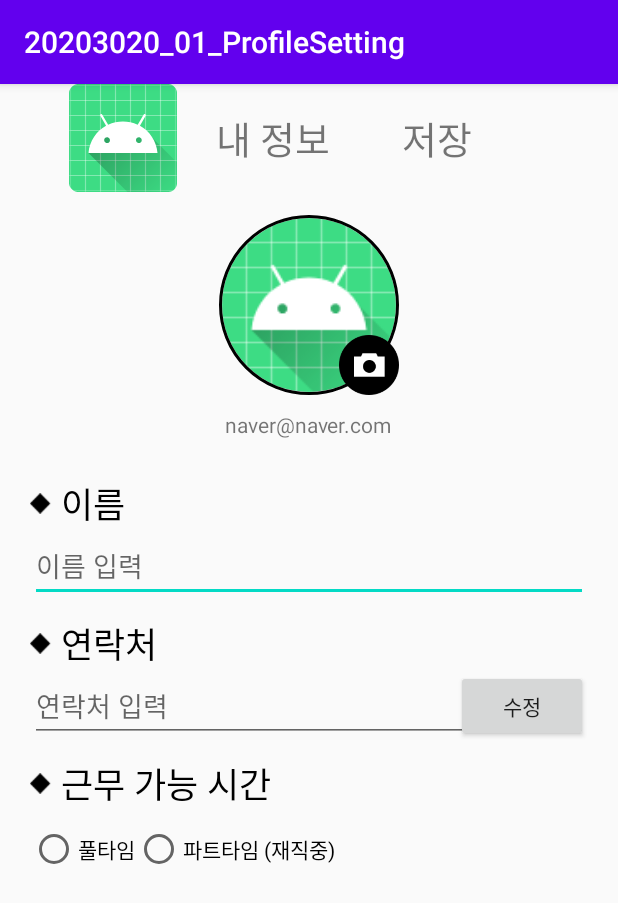
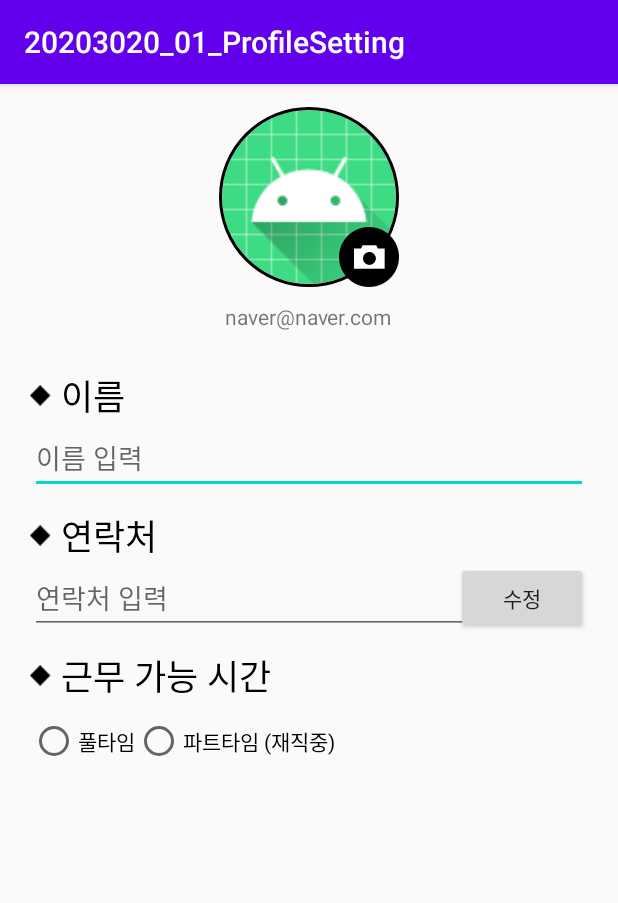
Before and after one commit to kbh3307/20203020_01_ProfileSetting, an Android app: the screen it shows after launch (MainActivity), on a phone screen of 412 x 824 dp. Shown: the top 903 px of the screen. Run offline under Robolectric (Android 15) with nearby library versions, the phone set to English and light mode, and no system bars; our stand-ins replace CircleImageView, data binding.

Commit message:
BaseActivity 추가 + 메인액티비티 연동

```diff
--- /dev/null
+++ b/app/src/main/java/kr/co/tjoeun/a20203020_01_profilesetting/BaseActivity.java
@@ -0,0 +1,13 @@
+package kr.co.tjoeun.a20203020_01_profilesetting;
+
+import android.content.Context;
+
+import androidx.appcompat.app.AppCompatActivity;
+
+public abstract class BaseActivity extends AppCompatActivity {
+
+    public Context mContext = this;
+
+    public abstract void setupEvents();
+    public abstract void setValues();
+}
--- a/app/src/main/java/kr/co/tjoeun/a20203020_01_profilesetting/MainActivity.java
+++ b/app/src/main/java/kr/co/tjoeun/a20203020_01_profilesetting/MainActivity.java
@@ -4,11 +4,23 @@ import androidx.appcompat.app.AppCompatActivity;
 
 import android.os.Bundle;
 
-public class MainActivity extends AppCompatActivity {
+public class MainActivity extends BaseActivity {
 
     @Override
     protected void onCreate(Bundle savedInstanceState) {
         super.onCreate(savedInstanceState);
         setContentView(R.layout.activity_main);
+        setupEvents();
+        setValues();
+    }
+
+    @Override
+    public void setupEvents() {
+
+    }
+
+    @Override
+    public void setValues() {
+
     }
 }
--- a/app/src/main/res/layout/activity_main.xml
+++ b/app/src/main/res/layout/activity_main.xml
@@ -9,34 +9,6 @@
         android:paddingLeft="20dp"
         android:paddingRight="20dp"
         tools:context=".MainActivity">
-
-        <LinearLayout
-            android:layout_width="match_parent"
-            android:layout_height="wrap_content"
-            android:orientation="horizontal"
-            android:gravity="center_vertical">
-
-            <ImageView
-                android:layout_width="0dp"
-                android:layout_weight="1"
-                android:layout_height="wrap_content"
-                android:src="@mipmap/ic_launcher"/>
-
-            <TextView
-                android:layout_width="0dp"
-                android:layout_weight="1"
-                android:layout_height="wrap_content"
-                android:text="내 정보"
-                android:textSize="25sp"/>
-
-            <TextView
-                android:layout_width="0dp"
-                android:layout_weight="1"
-                android:layout_height="wrap_content"
-                android:text="저장"
-                android:textSize="25sp"/>
-
-        </LinearLayout>
 
         <LinearLayout
             android:layout_width="match_parent"
```
